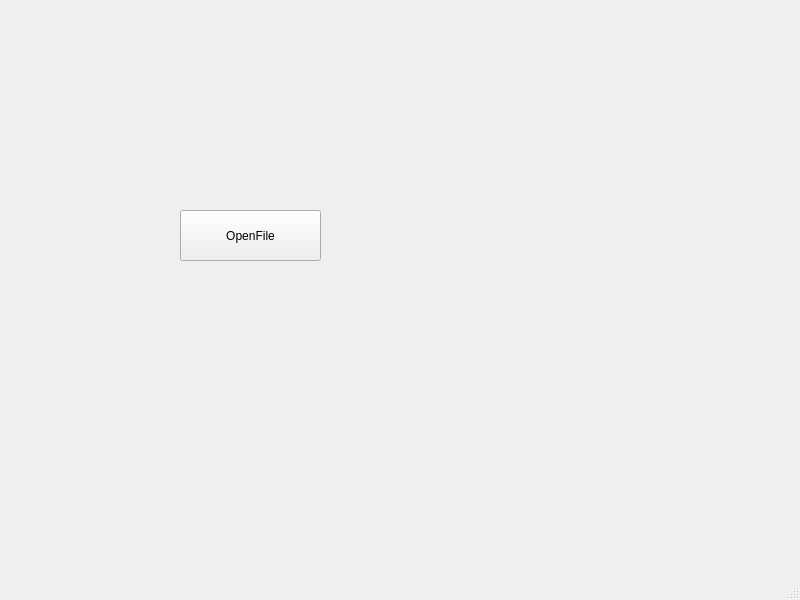
Old version of the form mainwindow.ui in the repository Stilb0n/QObs..
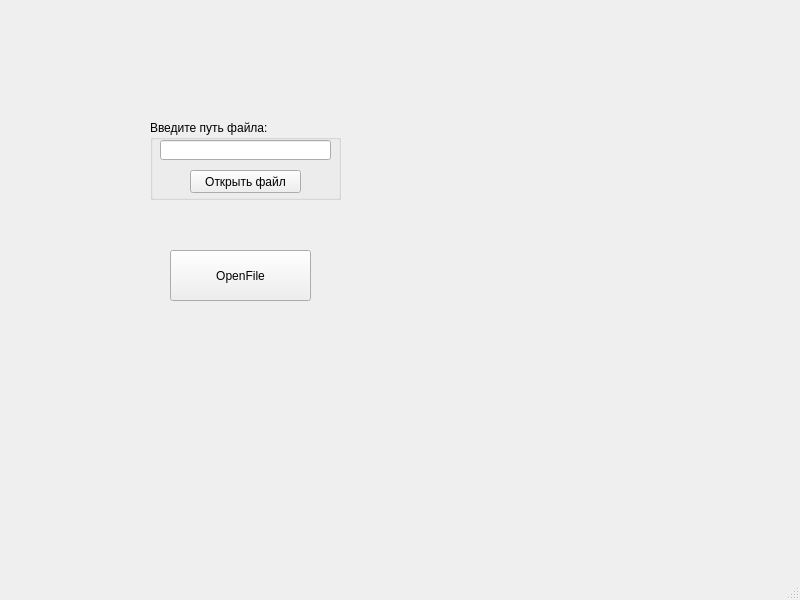
New version of the form.

Patch:
```diff
--- a/mainwindow.ui
+++ b/mainwindow.ui
@@ -17,8 +17,8 @@
    <widget class="QPushButton" name="pushButton">
     <property name="geometry">
      <rect>
-      <x>180</x>
-      <y>210</y>
+      <x>170</x>
+      <y>250</y>
       <width>141</width>
       <height>51</height>
      </rect>
@@ -27,6 +27,42 @@
      <string>OpenFile</string>
     </property>
    </widget>
+   <widget class="QGroupBox" name="groupBox">
+    <property name="geometry">
+     <rect>
+      <x>150</x>
+      <y>120</y>
+      <width>191</width>
+      <height>80</height>
+     </rect>
+    </property>
+    <property name="title">
+     <string>Введите путь файла:</string>
+    </property>
+    <widget class="QLineEdit" name="path">
+     <property name="geometry">
+      <rect>
+       <x>10</x>
+       <y>20</y>
+       <width>171</width>
+       <height>20</height>
+      </rect>
+     </property>
+    </widget>
+    <widget class="QPushButton" name="pushButton_2">
+     <property name="geometry">
+      <rect>
+       <x>40</x>
+       <y>50</y>
+       <width>111</width>
+       <height>23</height>
+      </rect>
+     </property>
+     <property name="text">
+      <string>Открыть файл</string>
+     </property>
+    </widget>
+   </widget>
   </widget>
   <widget class="QMenuBar" name="menubar">
    <property name="geometry">
```
